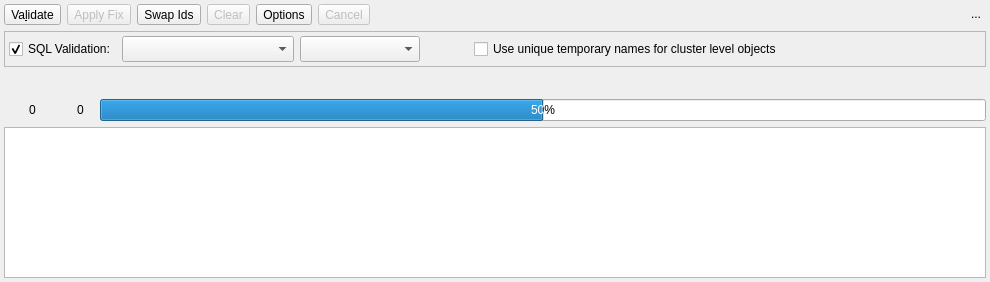
The window that libpgmodeler_ui/ui/modelvalidationwidget.ui (pgmodeler/pgmodeler) describes before a commit, drawn with Qt 5.
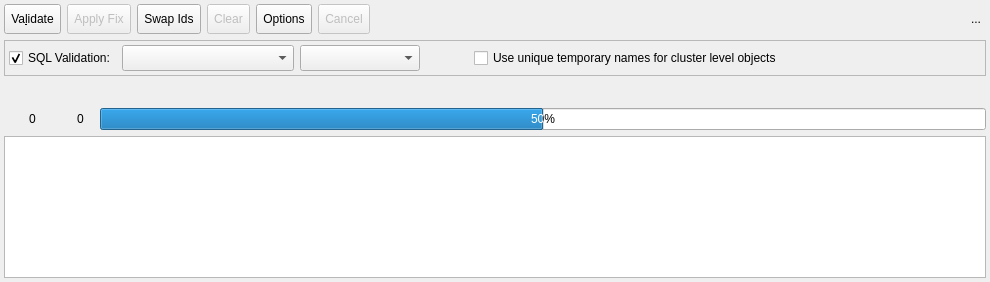
The same window after the commit. Icons and pictures are not drawn.

Commit message: Minimum size adjustments for toolbuttons and icons in DataManipulationForm, ModelValidationWidget and SQLExecutionWidget

Patch:
```diff
--- a/libpgmodeler_ui/ui/modelvalidationwidget.ui
+++ b/libpgmodeler_ui/ui/modelvalidationwidget.ui
@@ -303,6 +303,12 @@
      <property name="enabled">
       <bool>false</bool>
      </property>
+     <property name="minimumSize">
+      <size>
+       <width>0</width>
+       <height>30</height>
+      </size>
+     </property>
      <property name="toolTip">
       <string>Clear validation results</string>
      </property>
@@ -371,6 +377,12 @@
        <verstretch>0</verstretch>
       </sizepolicy>
      </property>
+     <property name="minimumSize">
+      <size>
+       <width>0</width>
+       <height>30</height>
+      </size>
+     </property>
      <property name="toolTip">
       <string>Try to resolve the reported issues.</string>
      </property>
@@ -400,6 +412,12 @@
    </item>
    <item row="0" column="2">
     <widget class="QToolButton" name="swap_ids_btn">
+     <property name="minimumSize">
+      <size>
+       <width>0</width>
+       <height>30</height>
+      </size>
+     </property>
      <property name="toolTip">
       <string>Change the creation order for two objects by swapping their ids</string>
      </property>
@@ -429,6 +447,12 @@
        <verstretch>0</verstretch>
       </sizepolicy>
      </property>
+     <property name="minimumSize">
+      <size>
+       <width>0</width>
+       <height>30</height>
+      </size>
+     </property>
      <property name="text">
       <string>Va&amp;lidate</string>
      </property>
@@ -675,6 +699,12 @@
      <property name="enabled">
       <bool>false</bool>
      </property>
+     <property name="minimumSize">
+      <size>
+       <width>0</width>
+       <height>30</height>
+      </size>
+     </property>
      <property name="toolTip">
       <string>Cancel the SQL validation in progress.</string>
      </property>
@@ -710,6 +740,12 @@
        <verstretch>0</verstretch>
       </sizepolicy>
      </property>
+     <property name="minimumSize">
+      <size>
+       <width>0</width>
+       <height>30</height>
+      </size>
+     </property>
      <property name="toolTip">
       <string>Try to apply a fix on the selected validation info.</string>
      </property>
```
The commit also changes 2 other files.
